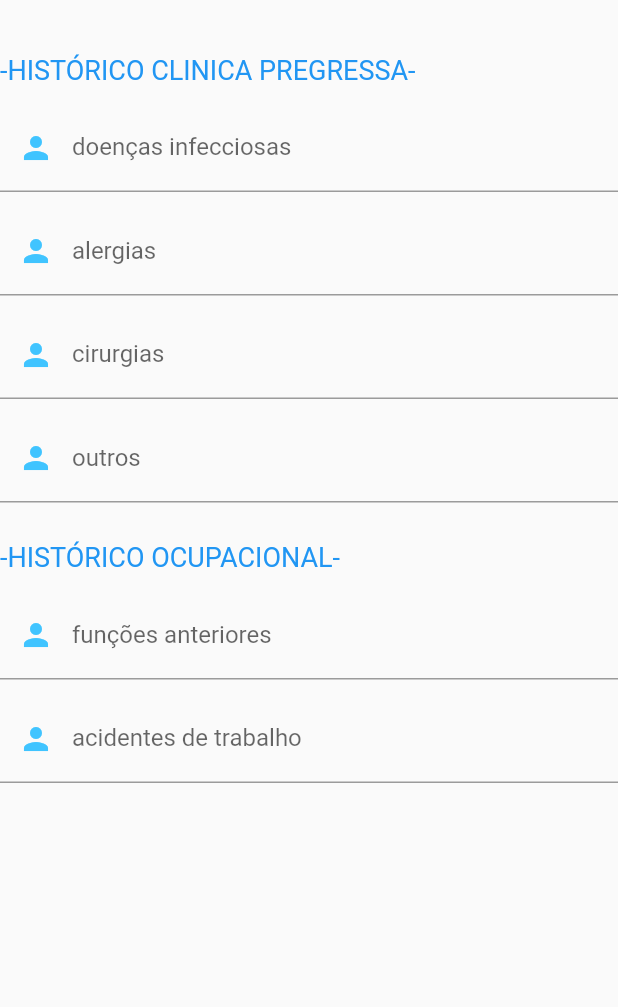
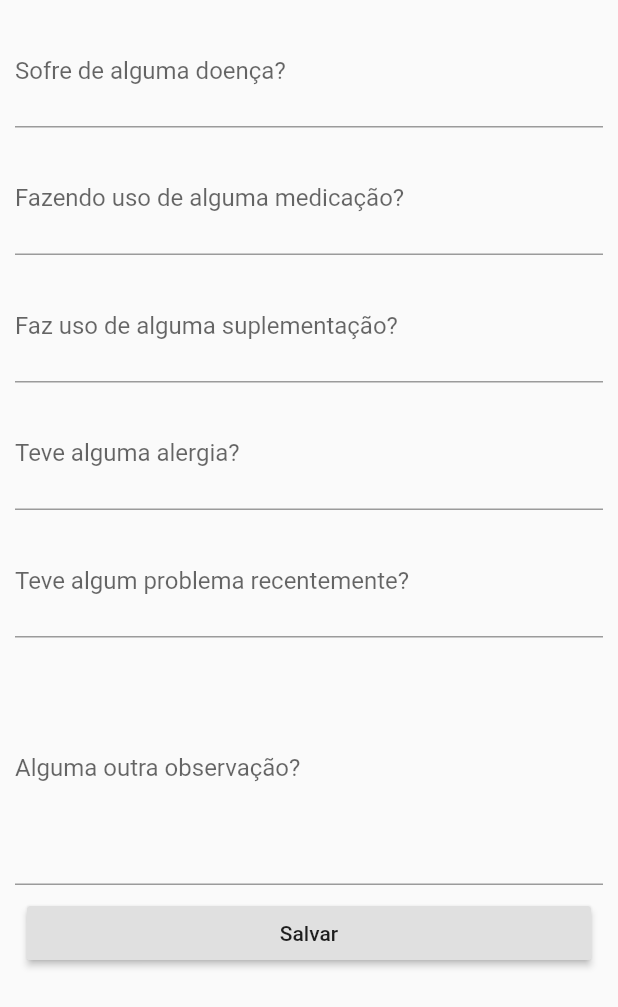
Before and after one commit to lucasLdeo/AppImed, a Flutter app: the ProntuarioScreen screen opened directly, on a phone screen of 412 x 824 dp. Shown: the top 1007 px of the screen. Run offline on Flutter 3.47's test engine with Material 2 defaults, Android fonts, the phone set to English and light mode, and no system bars; our stand-ins replace cloud_firestore, firebase_auth, firebase_database; accounts and stored records are empty.

Commit message:
botao tela prontuario

```diff
--- a/lib/pages/prontuario.dart
+++ b/lib/pages/prontuario.dart
@@ -21,73 +21,69 @@ class _ProntuarioScreenState extends State<ProntuarioScreen> {
       body: new Center(
         child: Container(
           child: ListView(
+            padding: EdgeInsets.all(10.0),
             children: <Widget>[
-              SizedBox(height: 20),
-              Padding(
-                padding: const EdgeInsets.fromLTRB(0.0,16.0,0.0,12.0),
-                child: Text("-HISTÓRICO CLINICA PREGRESSA-", style: TextStyle(fontSize: 18.0, color: Colors.blue),),
-              ),
-              new TextField(
-                scrollPadding: EdgeInsets.only(bottom: 5, left: 5, right: 5, top: 5),
+              new TextFormField(
                 decoration: InputDecoration(
-                  prefixIcon: const Icon(Icons.person, color: Colors.lightBlueAccent,),
-                  labelText: 'doenças infecciosas',
-                  hintText: 'Doeças Infecciosas: ',
+                  contentPadding: const EdgeInsets.symmetric(vertical: 20.0),
+                  labelText: 'Sofre de alguma doença?',
+                  hintText: 'Ex.: bronquite ou nenhuma...',
                 ),
               ),
               SizedBox(height: 10),
-              new TextField(
-                scrollPadding: EdgeInsets.only(bottom: 5, left: 5, right: 5, top: 5),
+              new TextFormField(
                 decoration: InputDecoration(
-                  prefixIcon: const Icon(Icons.person, color: Colors.lightBlueAccent,),
-                  labelText: 'alergias',
-                  hintText: 'Alergias: ',
+                  contentPadding: const EdgeInsets.symmetric(vertical: 20.0),
+                  labelText: 'Fazendo uso de alguma medicação?',
+                  hintText: 'Ex.: antibióticos... ',
                 ),
               ),
               SizedBox(height: 10),
-              new TextField(
+              new TextFormField(
                 scrollPadding: EdgeInsets.only(bottom: 5, left: 5, right: 5, top: 5),
                 decoration: InputDecoration(
-                  prefixIcon: const Icon(Icons.person, color: Colors.lightBlueAccent,),
-                  labelText: 'cirurgias',
-                  hintText: 'Cirurgias: ',
+                  contentPadding: const EdgeInsets.symmetric(vertical: 20.0),
+                  labelText: 'Faz uso de alguma suplementação?',
+                  hintText: 'Ex.: Vitamina C, Ômega 3... ',
                 ),
               ),
               SizedBox(height: 10),
-              new TextField(
+              new TextFormField(
                 scrollPadding: EdgeInsets.only(bottom: 5, left: 5, right: 5, top: 5),
                 decoration: InputDecoration(
-                  prefixIcon: const Icon(Icons.person, color: Colors.lightBlueAccent,),
-                  labelText: 'outros',
-                  hintText: 'Outros: ',
+                  contentPadding: const EdgeInsets.symmetric(vertical: 20.0),
+                  labelText: 'Teve alguma alergia?',
+                  hintText: 'Ex.: Rinite',
                 ),
               ),
               SizedBox(height: 10),
-              Padding(
-                padding: const EdgeInsets.fromLTRB(0.0,16.0,0.0,12.0),
-                child: Text("-HISTÓRICO OCUPACIONAL-", style: TextStyle(fontSize: 18.0, color: Colors.blue),),
-              ),
-              new TextField(
+              new TextFormField(
                 scrollPadding: EdgeInsets.only(bottom: 5, left: 5, right: 5, top: 5),
                 decoration: InputDecoration(
-                  prefixIcon: const Icon(Icons.person, color: Colors.lightBlueAccent,),
-                  labelText: 'funções anteriores',
-                  hintText: 'Funções Anteriores: ',
+                  contentPadding: const EdgeInsets.symmetric(vertical: 20.0),
+                  labelText: 'Teve algum problema recentemente?',
+                  hintText: 'Ex.: problemas com alergia, hemorragia...',
+              ),
+              ),
+              SizedBox(height: 10),
+              new TextFormField(
+                scrollPadding: EdgeInsets.only(bottom: 5, left: 5, right: 5, top: 5),
+                decoration: InputDecoration(
+                  contentPadding: const EdgeInsets.symmetric(vertical: 60.0),
+                  labelText: 'Alguma outra observação?',
+                  hintText: 'Ex.: qualquer anotação.',
                 ),
               ),
-              SizedBox(height: 10),
-              new TextField(
-                scrollPadding: EdgeInsets.only(bottom: 5, left: 5, right: 5, top: 5),
-                decoration: InputDecoration(
-                  prefixIcon: const Icon(Icons.person, color: Colors.lightBlueAccent,),
-                  labelText: 'acidentes de trabalho',
-                  hintText: 'Acidentes de Trabalho: ',
-                ),
-              ),
-            ],
-          ),
+              Padding(
+                padding: const EdgeInsets.all(8.0),
+                child: RaisedButton(
+                  child: Text('Salvar'),
+                  onPressed: () {
+                  },
+                ),)],
         ),
+
       ),
-    );
+    ));
   }
 }
```
